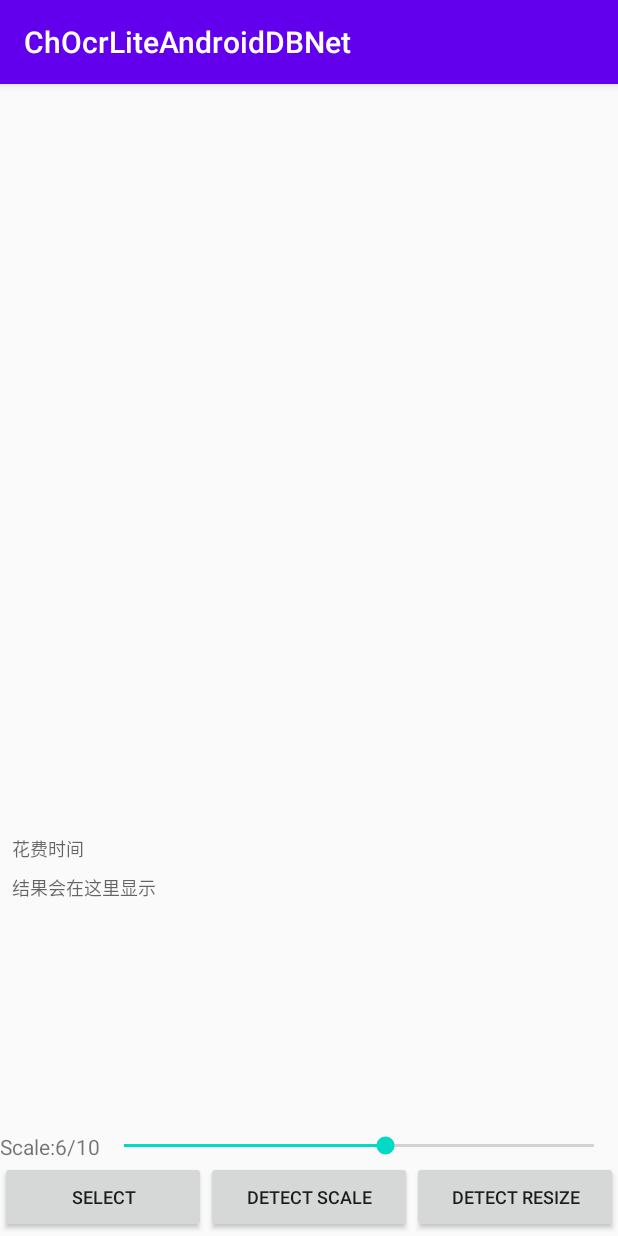
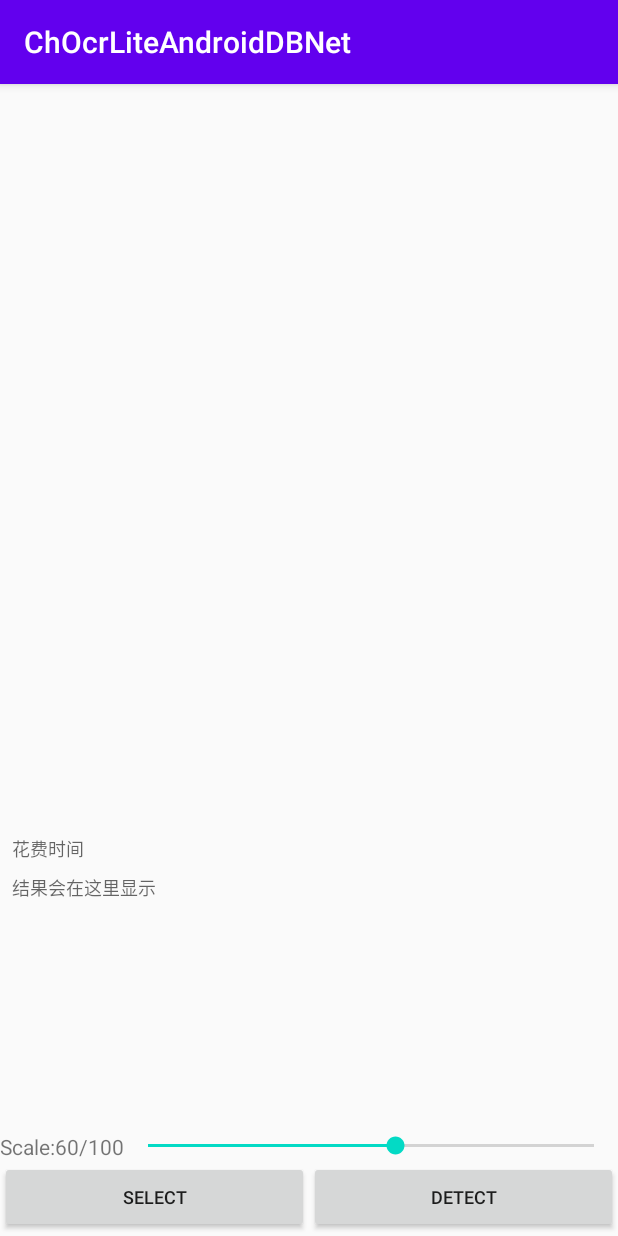
Before and after one commit to benjaminwan/ChOcrLiteAndroidDBNet, an Android app: the screen it shows after launch (MainActivity), on a phone screen of 412 x 824 dp. Run offline under Robolectric (Android 15) with nearby library versions, the phone set to English and light mode, and no system bars; 3 statements that could not run were skipped.

Commit message:
精简detectScale方法

```diff
--- a/OcrLibrary/src/main/java/com/benjaminwan/ocrlibrary/OcrEngine.kt
+++ b/OcrLibrary/src/main/java/com/benjaminwan/ocrlibrary/OcrEngine.kt
@@ -16,19 +16,12 @@ class OcrEngine(context: Context) {
     var miniArea: Float = 3f
 
     fun detect(input: Bitmap, output: Bitmap, reSize: Int) =
-        detectResize(input, output, reSize, boxScoreThresh, boxThread, miniArea)
-
-    fun detect(input: Bitmap, output: Bitmap, scale: Float) =
-        detectScale(input, output, scale, boxScoreThresh, boxThread, miniArea)
+        detect(input, output, reSize, boxScoreThresh, boxThread, miniArea)
 
     external fun init(assetManager: AssetManager): Boolean
-    external fun detectResize(
+    external fun detect(
         input: Bitmap, output: Bitmap, reSize: Int,
         boxScoreThread: Float, boxThread: Float, miniArea: Float
     ): String
 
-    external fun detectScale(
-        input: Bitmap, output: Bitmap, scale: Float,
-        boxScoreThread: Float, boxThread: Float, miniArea: Float
-    ): String
 }
--- a/app/src/main/res/layout/activity_main.xml
+++ b/app/src/main/res/layout/activity_main.xml
@@ -39,15 +39,15 @@
             android:id="@+id/scaleTv"
             android:layout_width="wrap_content"
             android:layout_height="wrap_content"
-            android:text="Scale:6/10" />
+            android:text="Scale:60/100" />
 
         <SeekBar
             android:id="@+id/seekBar"
             android:layout_width="match_parent"
             android:layout_height="wrap_content"
-            android:max="10"
-            android:min="1"
-            android:progress="6" />
+            android:max="100"
+            android:min="10"
+            android:progress="60" />
 
     </LinearLayout>
 
@@ -67,19 +67,11 @@
             android:textSize="12sp" />
 
         <Button
-            android:id="@+id/detectScaleBtn"
+            android:id="@+id/detectBtn"
             android:layout_width="0dp"
             android:layout_height="wrap_content"
             android:layout_weight="1"
-            android:text="detect Scale"
-            android:textSize="12sp" />
-
-        <Button
-            android:id="@+id/detectResizeBtn"
-            android:layout_width="0dp"
-            android:layout_height="wrap_content"
-            android:layout_weight="1"
-            android:text="detect Resize"
+            android:text="detect"
             android:textSize="12sp" />
     </LinearLayout>
 
```
Also changed, not shown: app/src/main/java/com/benjaminwan/ocr/dbnet/MainActivity.kt (+6 -23 lines), 1 other file.
